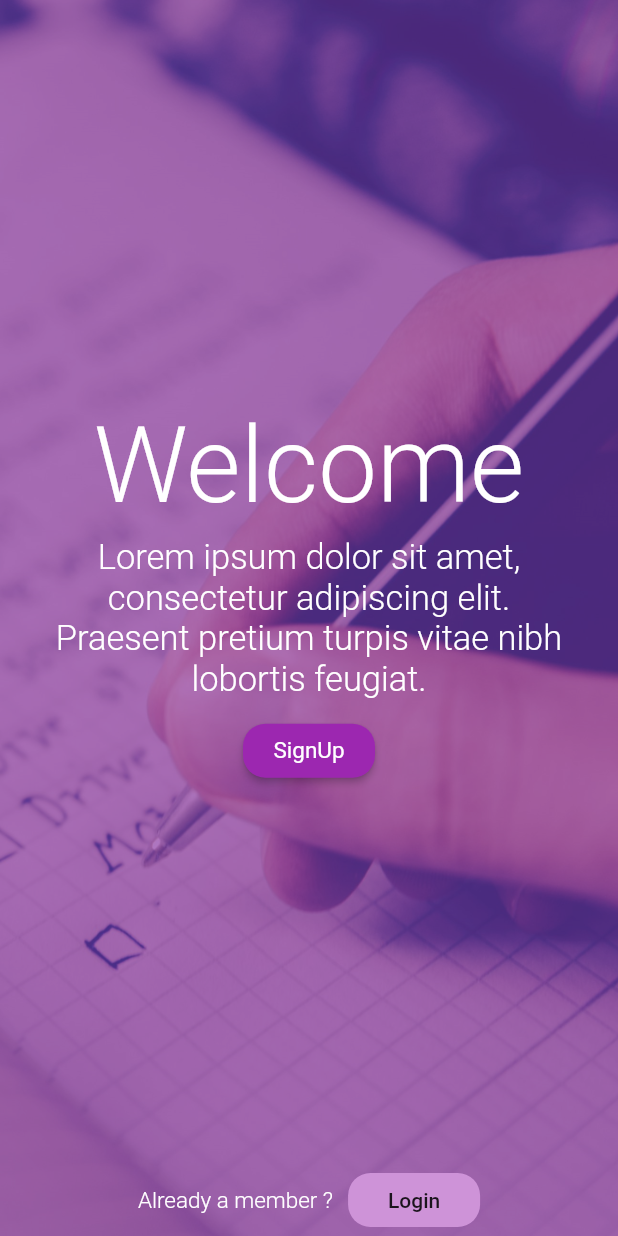
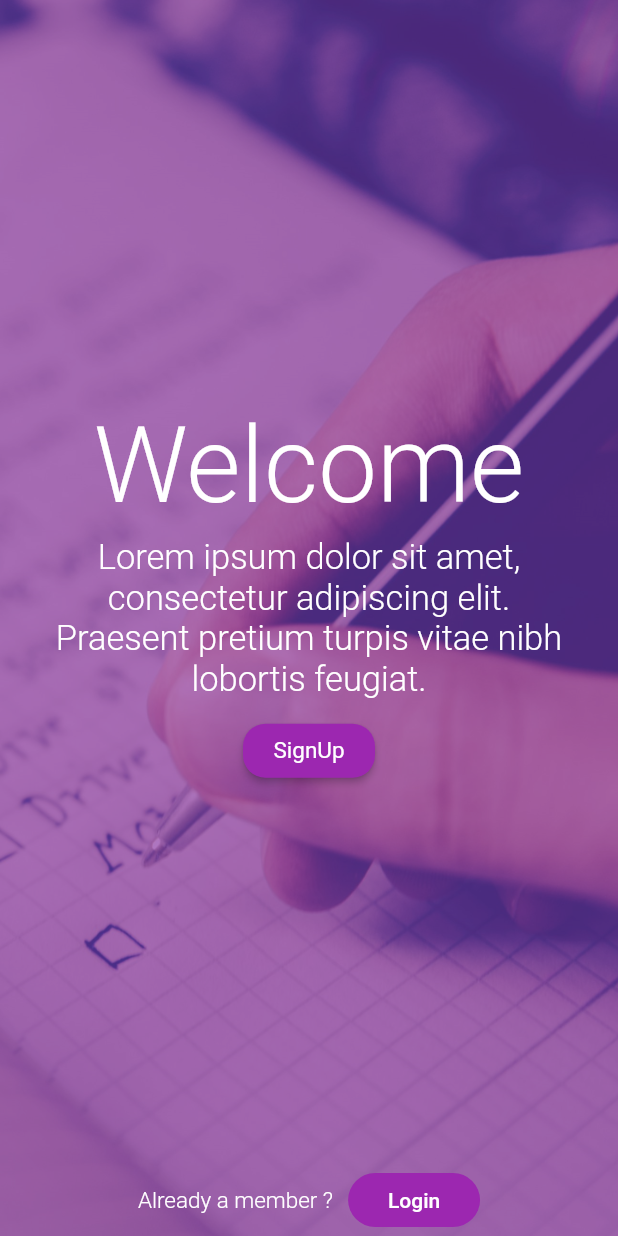
Before and after one commit to Ravi-Sharma792/task_app, a Flutter app: the screen it shows after launch, on a phone screen of 412 x 824 dp. Run offline on Flutter 3.47's test engine with Material 2 defaults, Android fonts, the phone set to English and light mode, and no system bars.

Commit message:
Navigation Signup and login

```diff
--- a/lib/Widgets/welcome_screen.dart
+++ b/lib/Screens/welcome_screen.dart
@@ -45,7 +45,7 @@ class WelcomeScreen extends StatelessWidget {
                 ),
                 RaisedButton(
                   color: Theme.of(context).primaryColor,
-                  onPressed: () {},
+                  onPressed: () => Navigator.of(context).pushNamed('/signup'),
                   child: Text('SignUp',
                       style: TextStyle(
                         color: Colors.white,
@@ -76,12 +76,15 @@ class WelcomeScreen extends StatelessWidget {
                   width: 10,
                 ),
                 FlatButton(
-                  color: Theme.of(context).accentColor,
+                  color: Theme.of(context).primaryColor,
                   shape: RoundedRectangleBorder(
-                    borderRadius: BorderRadius.circular(15.0),
+                    borderRadius: BorderRadius.circular(20.0),
                   ),
-                  onPressed: () {},
-                  child: Text('Login'),
+                  onPressed: () => Navigator.of(context).pushNamed('/login'),
+                  child: Text(
+                    'Login',
+                    style: TextStyle(color: Colors.white),
+                  ),
                 ),
               ],
             ),
--- a/lib/main.dart
+++ b/lib/main.dart
@@ -1,5 +1,7 @@
 import 'package:flutter/material.dart';
-import 'package:task_app/Widgets/welcome_screen.dart';
+import 'package:task_app/Screens/login_screen.dart';
+import 'package:task_app/Screens/welcome_screen.dart';
+import 'Screens/signup_screen.dart';
 
 void main() {
   runApp(MyApp());
@@ -17,6 +19,10 @@ class MyApp extends StatelessWidget {
         accentColor: Colors.purple[200],
       ),
       home: WelcomeScreen(),
+      routes: {
+        '/signup': (ctx) => SignUpScreen(),
+        '/login': (ctx) => LoginScreen()
+      },
     );
   }
 }
```
Also changed, not shown: lib/Screens/login_screen.dart (added, +10 -0 lines), lib/Screens/signup_screen.dart (added, +10 -0 lines).
